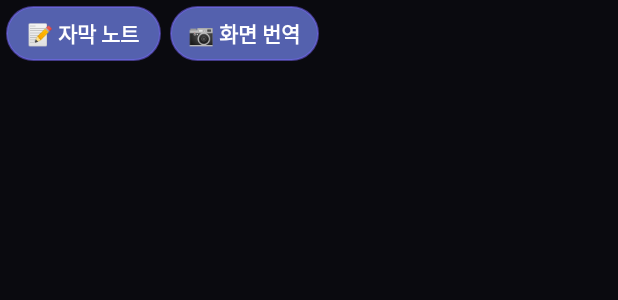
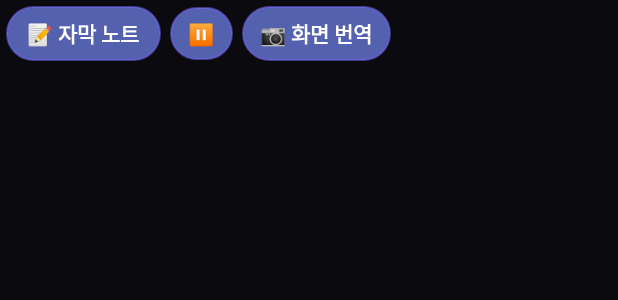
Before and after one commit to earlln/EarllnOverlay-app, an Android app: the layout overlay_note_button.xml on its own in the app's theme, with its tools: preview values and no code run, on a phone screen of 412 x 824 dp. Shown: the top 300 px of the screen. Run offline under Robolectric (Android 15) with nearby library versions, the phone set to English and light mode, and no system bars.

Commit message:
Feat: ⏸ 일시정지/재개 - 오버레이는 유지하고 음성 인식·번역만 멈춤
- 플로팅 버튼 줄에 ⏸ 추가 (일시정지 중에는 주황색 '▶ 재개')
- 일시정지 시 녹음 자체를 중지해 마이크 해제/배터리 절약, 진행 중 문장·부분 번역 폐기, 기록은 유지
- 알림에 '일시정지/재개' 액션, 알림 제목도 상태에 맞게 변경
- 📷 화면 번역은 직접 누르는 기능이라 일시정지 중에도 사용 가능

Co-Authored-By: Claude Opus 5.5 <noreply@anthropic.com>
Claude-Session: https://claude.ai/code/session_01XrAtvatfPRtmkzc6HGX4xH

```diff
--- a/app/src/main/res/layout/activity_main.xml
+++ b/app/src/main/res/layout/activity_main.xml
@@ -91,7 +91,7 @@
         <TextView
             android:layout_width="match_parent"
             android:layout_height="wrap_content"
-            android:text="1. ▶ 자막 시작 버튼 탭 → 권한 요청 시 모두 허용\n2. 화면 위에 📝 자막 노트 버튼이 나타납니다\n3. 다른 앱(X, 브라우저 등)에서 영상 재생\n4. 📝 버튼을 누르면 우측 패널에 문장과 번역이 차곡차곡 쌓입니다\n\n· 패널 상단 바를 드래그하면 이동\n· 🔄 화면 다시 읽기 · 📋 전체 복사 · 📤 공유 · ⤢ 크게 · — 숨기기 · ✕ 패널 닫기\n· ⏹ 두 번 누르면 자막 종료 (알림창의 종료 버튼으로도 가능)\n· 문장을 길게 누르면 그 문장만 복사\n· 📷 화면 번역: 화면에 보이는 영어 글자를 읽어 노트에 추가 (스크롤 후 🔄로 새 문장만 추가)\n· 패널 위 노란 줄: 🔊 소리 감지 여부와 현재 상태 표시\n· 언어/오디오/글자 크기 등은 오른쪽 위 ⚙️ 설정에서 변경\n· 영상 앱이 내부 오디오를 막으면 🎤 마이크로 자동 전환 (볼륨을 켜 두세요)\n· 패널을 닫아도 기록은 유지되며, 자막을 종료하면 삭제됩니다\n· 인스타 등 영상 앱의 음소거(🔇)는 꼭 해제하세요 (휴대폰 볼륨은 0이어도 됨)\n\n⚠ 첫 실행 시 모델 다운로드 필요 (Wi-Fi 권장)\n   · 음성 인식: 빠름 약 40MB / 정확 약 128MB\n   · 번역: 약 30MB\n⚠ 화면 공유 권한은 내부 오디오 캡처에 사용됩니다"
+            android:text="1. ▶ 자막 시작 버튼 탭 → 권한 요청 시 모두 허용\n2. 화면 위에 📝 자막 노트 버튼이 나타납니다\n3. 다른 앱(X, 브라우저 등)에서 영상 재생\n4. 📝 버튼을 누르면 우측 패널에 문장과 번역이 차곡차곡 쌓입니다\n\n· 패널 상단 바를 드래그하면 이동\n· 🔄 화면 다시 읽기 · 📋 전체 복사 · 📤 공유 · ⤢ 크게 · — 숨기기 · ✕ 패널 닫기\n· ⏹ 두 번 누르면 자막 종료 (알림창의 종료 버튼으로도 가능)\n· 문장을 길게 누르면 그 문장만 복사\n· ⏸ 일시정지: 화면은 그대로 두고 음성 인식/번역만 멈춤 (▶ 재개, 알림창에서도 가능)\n· 📷 화면 번역: 화면에 보이는 영어 글자를 읽어 노트에 추가 (스크롤 후 🔄로 새 문장만 추가)\n· 패널 위 노란 줄: 🔊 소리 감지 여부와 현재 상태 표시\n· 언어/오디오/글자 크기 등은 오른쪽 위 ⚙️ 설정에서 변경\n· 영상 앱이 내부 오디오를 막으면 🎤 마이크로 자동 전환 (볼륨을 켜 두세요)\n· 패널을 닫아도 기록은 유지되며, 자막을 종료하면 삭제됩니다\n· 인스타 등 영상 앱의 음소거(🔇)는 꼭 해제하세요 (휴대폰 볼륨은 0이어도 됨)\n\n⚠ 첫 실행 시 모델 다운로드 필요 (Wi-Fi 권장)\n   · 음성 인식: 빠름 약 40MB / 정확 약 128MB\n   · 번역: 약 30MB\n⚠ 화면 공유 권한은 내부 오디오 캡처에 사용됩니다"
             android:textColor="#6666AA"
             android:textSize="13sp"
             android:lineSpacingExtra="4dp"/>
--- a/app/src/main/res/layout/overlay_note_button.xml
+++ b/app/src/main/res/layout/overlay_note_button.xml
@@ -25,6 +25,24 @@
         android:textColor="#FFFFFF"
         android:textSize="14sp"
         android:textStyle="bold"
+        android:elevation="4dp"/>
+
+    <!-- ⏸ 일시정지 / ▶ 재개 -->
+    <TextView
+        android:id="@+id/btnPause"
+        android:layout_width="wrap_content"
+        android:layout_height="wrap_content"
+        android:layout_marginStart="6dp"
+        android:background="@drawable/bg_note_button"
+        android:paddingStart="12dp"
+        android:paddingEnd="12dp"
+        android:paddingTop="8dp"
+        android:paddingBottom="8dp"
+        android:text="⏸"
+        android:textColor="#FFFFFF"
+        android:textSize="14sp"
+        android:textStyle="bold"
+        android:contentDescription="일시정지"
         android:elevation="4dp"/>
 
     <!-- 📷 화면 글자 번역 (누를 때 한 번 캡처) -->
```
Also changed, not shown: app/src/main/java/com/earlln/overlay/note/NotePanelController.java (+18 -0 lines), app/src/main/java/com/earlln/overlay/service/SubtitleOverlayService.java (+42 -5 lines), app/src/main/res/drawable/bg_note_button_paused.xml (added, +7 -0 lines).
